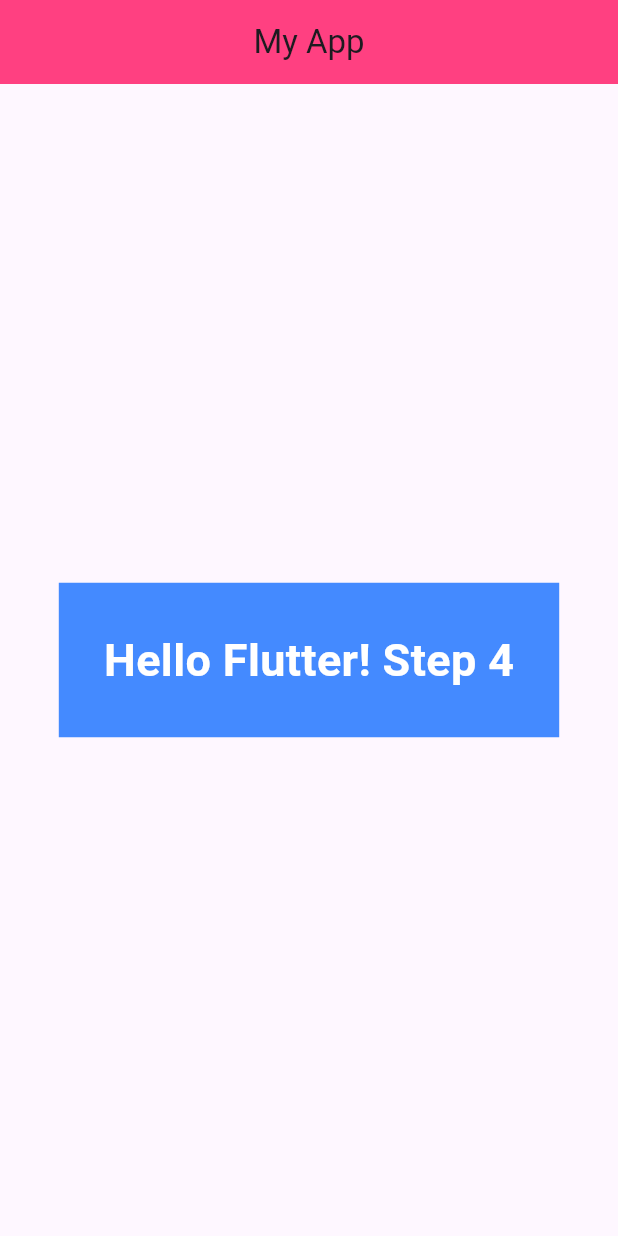
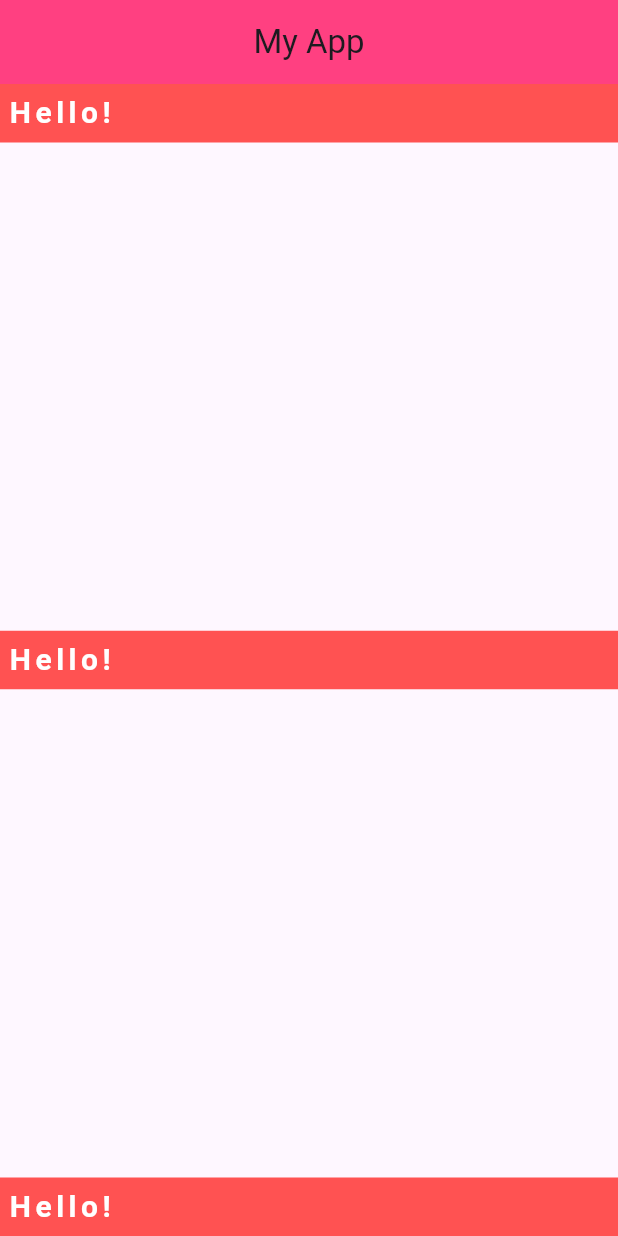
Before and after one commit to Kaopunnatchaya/learn_flutter_67_1, a Flutter app: the screen it shows after launch, on a phone screen of 412 x 824 dp. Run offline on Flutter 3.47's test engine with Material 3 defaults, Android fonts, the phone set to English and light mode, and no system bars.

Commit message:
Step : 5 container, row, column, main acis.\, cross axis

```diff
--- a/lib/screen/home.dart
+++ b/lib/screen/home.dart
@@ -5,20 +5,57 @@ class Home extends StatelessWidget {
   @override
   Widget build(BuildContext context) {
     //return Text("Hello Flutter! Step2");
-    return Center(
-      child: Container(
-        color: Colors.blueAccent,
-        margin: EdgeInsets.symmetric(horizontal: 20, vertical: 10),
-        padding: EdgeInsets.all(30),
+    //return Row(
+    return Column(
+    //mainAxisAlignment: MainAxisAlignment.start,
+    //mainAxisAlignment: MainAxisAlignment.center,
+    //mainAxisAlignment: MainAxisAlignment.end,
+    //mainAxisAlignment: MainAxisAlignment.spaceAround,
+    //mainAxisAlignment: MainAxisAlignment.spaceEvenly,
+    mainAxisAlignment: MainAxisAlignment.spaceBetween,
+    crossAxisAlignment: CrossAxisAlignment.stretch,
+    children: [
+      Container(
+        color: Colors.redAccent,
+        padding: EdgeInsets.symmetric(horizontal: 5, vertical: 5),
         child: Text(
-          "Hello Flutter! Step 4",
+          "Hello!",
           style: TextStyle(
-            fontSize: 30,
+            fontSize: 20,
             color: Colors.white,
             fontWeight: FontWeight.bold,
+            letterSpacing: 3,
           ),
-        ),
+        )
+      ),
+      Container(
+        color: Colors.redAccent,
+        padding: EdgeInsets.symmetric(horizontal: 5, vertical: 5),
+        child: Text(
+          "Hello!",
+          style: TextStyle(
+            fontSize: 20,
+            color: Colors.white,
+            fontWeight: FontWeight.bold,
+            letterSpacing: 3,
+          ),
+        )
+      ),
+      Container(
+        color: Colors.redAccent,
+        padding: EdgeInsets.symmetric(horizontal: 5, vertical: 5),
+        child: Text(
+          "Hello!",
+          style: TextStyle(
+            fontSize: 20,
+            color: Colors.white,
+            fontWeight: FontWeight.bold,
+            letterSpacing: 3,
+          ),
+        )
       )
+
+    ],
     );
   }
 }
```
